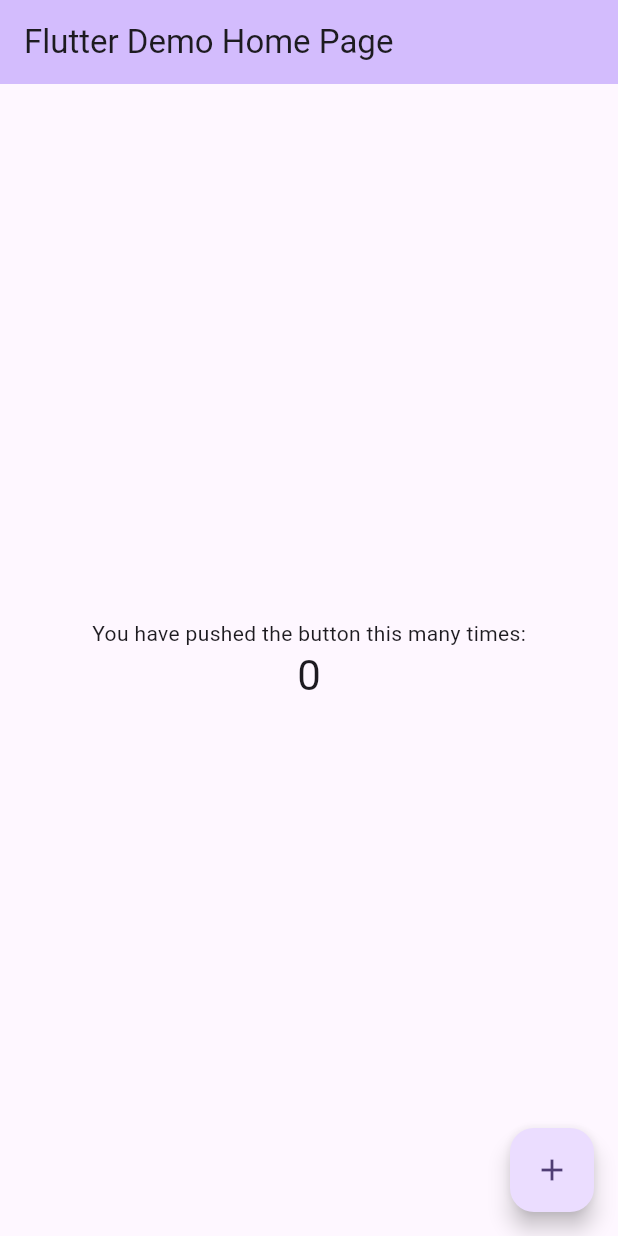
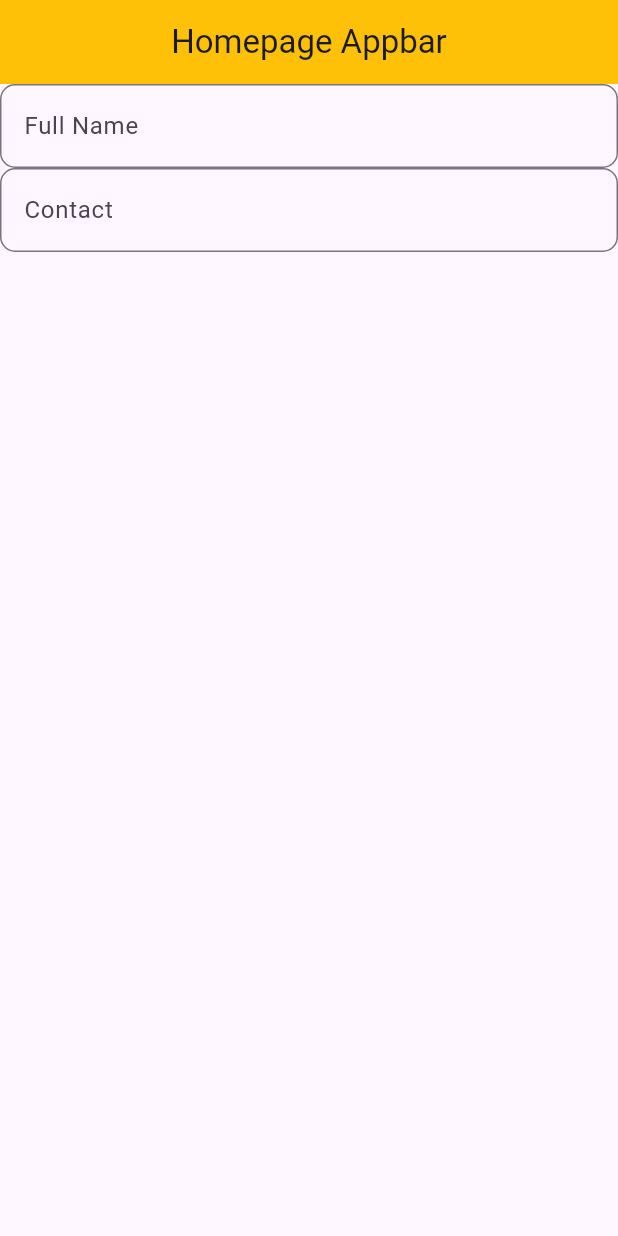
Before and after one commit to Yonatan-oni/flutter_json, a Flutter app: the screen it shows after launch, on a phone screen of 412 x 824 dp. Run offline on Flutter 3.47's test engine with Material 3 defaults, Android fonts, the phone set to English and light mode, and no system bars.

Commit message:
added home page.

```diff
--- a/lib/main.dart
+++ b/lib/main.dart
@@ -1,4 +1,5 @@
 import 'package:flutter/material.dart';
+import 'package:flutter_json/view/pages/home_page.dart';
 
 void main() {
   runApp(const MyApp());
@@ -8,60 +9,9 @@ class MyApp extends StatelessWidget {
   const MyApp({super.key});
   @override
   Widget build(BuildContext context) {
-    return MaterialApp(
-      title: 'Flutter Demo',
-      theme: ThemeData(
-      colorScheme: ColorScheme.fromSeed(seedColor: Colors.deepPurple),
-      useMaterial3: true,
-      ),
-      home: const MyHomePage(title: 'Flutter Demo Home Page'),
+    return const MaterialApp(
+      debugShowCheckedModeBanner: false,
+      home: HomePage(),
     );
   }
 }
-
-class MyHomePage extends StatefulWidget {
-  const MyHomePage({super.key, required this.title});
-  final String title;
-
-  @override
-  State<MyHomePage> createState() => _MyHomePageState();
-}
-
-class _MyHomePageState extends State<MyHomePage> {
-  int _counter = 0;
-
-  void _incrementCounter() {
-    setState(() {
-      _counter++;
-    });
-  }
-
-  @override
-  Widget build(BuildContext context) {
-    return Scaffold(
-      appBar: AppBar(
-        backgroundColor: Theme.of(context).colorScheme.inversePrimary,
-             title: Text(widget.title),
-      ),
-      body: Center(
-        child: Column(
-          mainAxisAlignment: MainAxisAlignment.center,
-          children: <Widget>[
-            const Text(
-              'You have pushed the button this many times:',
-            ),
-            Text(
-              '$_counter',
-              style: Theme.of(context).textTheme.headlineMedium,
-            ),
-          ],
-        ),
-      ),
-      floatingActionButton: FloatingActionButton(
-        onPressed: _incrementCounter,
-        tooltip: 'Increment',
-        child: const Icon(Icons.add),
-      ),
-    );
-  }
-}
--- /dev/null
+++ b/lib/view/components/home_page_body.dart
@@ -0,0 +1,16 @@
+import 'package:flutter/material.dart';
+import 'package:flutter_json/view/widgets/input_bar.dart';
+
+class HomePageBody extends StatelessWidget {
+  const HomePageBody({super.key});
+
+  @override
+  Widget build(BuildContext context) {
+    return Column(
+      children: <Widget>[
+        InputBar(hintText: "Full Name"),
+        InputBar(hintText: "Contact"),
+      ],
+    );
+  }
+}
--- /dev/null
+++ b/lib/view/pages/home_page.dart
@@ -0,0 +1,19 @@
+import 'package:flutter/material.dart';
+import 'package:flutter_json/view/components/home_page_body.dart';
+
+class HomePage extends StatefulWidget {
+  const HomePage({super.key});
+
+  @override
+  State<HomePage> createState() => _HomePageState();
+}
+
+class _HomePageState extends State<HomePage> {
+  @override
+  Widget build(BuildContext context) {
+    return Scaffold(
+      appBar: AppBar(title: const Text("Homepage Appbar"), backgroundColor: Colors.amber, centerTitle: true,),
+      body: const HomePageBody(),
+      );
+  }
+}
--- /dev/null
+++ b/lib/view/widgets/input_bar.dart
@@ -0,0 +1,20 @@
+import 'package:flutter/material.dart';
+
+// ignore: must_be_immutable
+class InputBar extends StatelessWidget {
+  String hintText;
+  InputBar({required this.hintText, super.key});
+
+  @override
+  Widget build(BuildContext context) {
+    return TextField(
+
+      decoration: InputDecoration(
+        hintText: hintText,
+
+        border: const OutlineInputBorder(borderRadius: BorderRadius.all(Radius.circular(10))),
+
+      ),
+    );
+  }
+}
```
